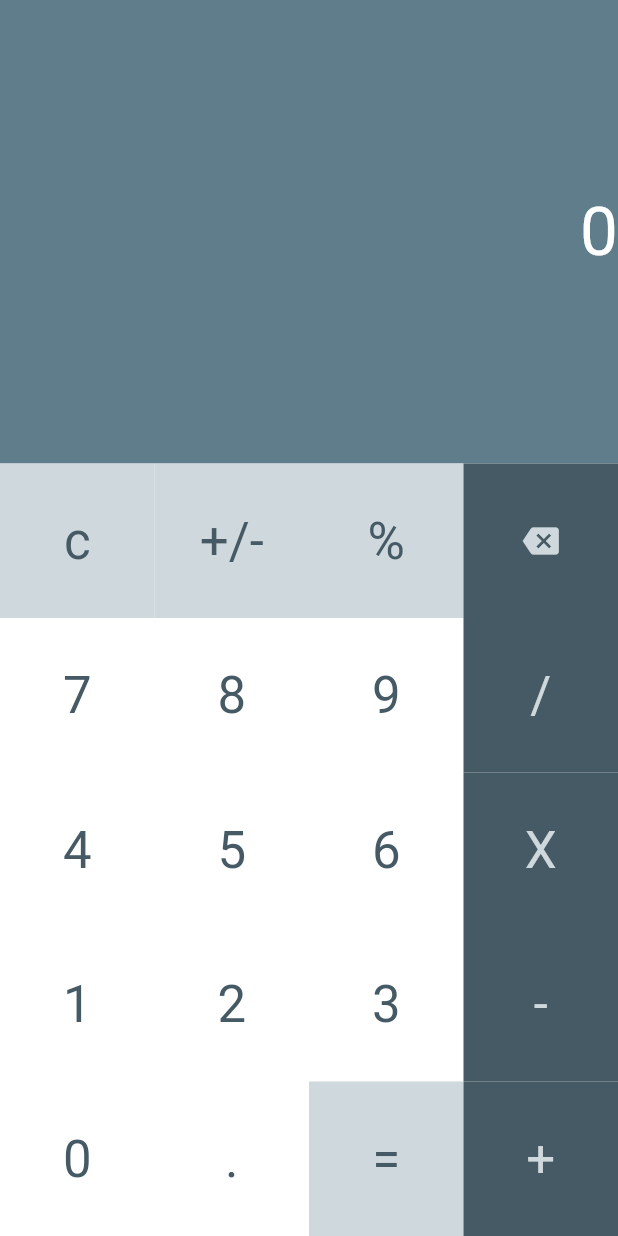
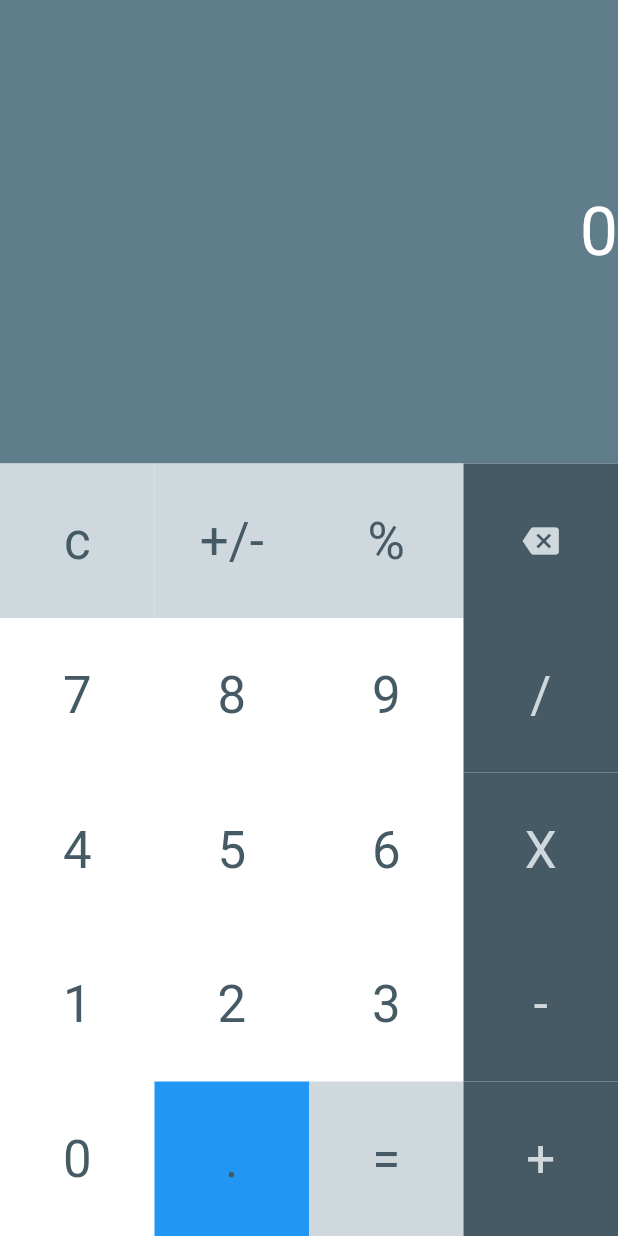
Before and after one commit to IKhlash02/Calculator, a Flutter app: the screen it shows after launch, on a phone screen of 412 x 824 dp. Run offline on Flutter 3.47's test engine with Material 2 defaults, Android fonts, the phone set to English and light mode, and no system bars.

Commit message:
coba branch

```diff
--- a/lib/main.dart
+++ b/lib/main.dart
@@ -243,7 +243,7 @@ class _MyHomePageState extends State<MyHomePage> {
               },
             ),
             CalculatorButton(
-                backgroundColor: Colors.white,
+                backgroundColor: Colors.blue,
                 foregroundColor: Theme.of(context).primaryColorDark,
                 text: '.',
                 onTap: () {
```
